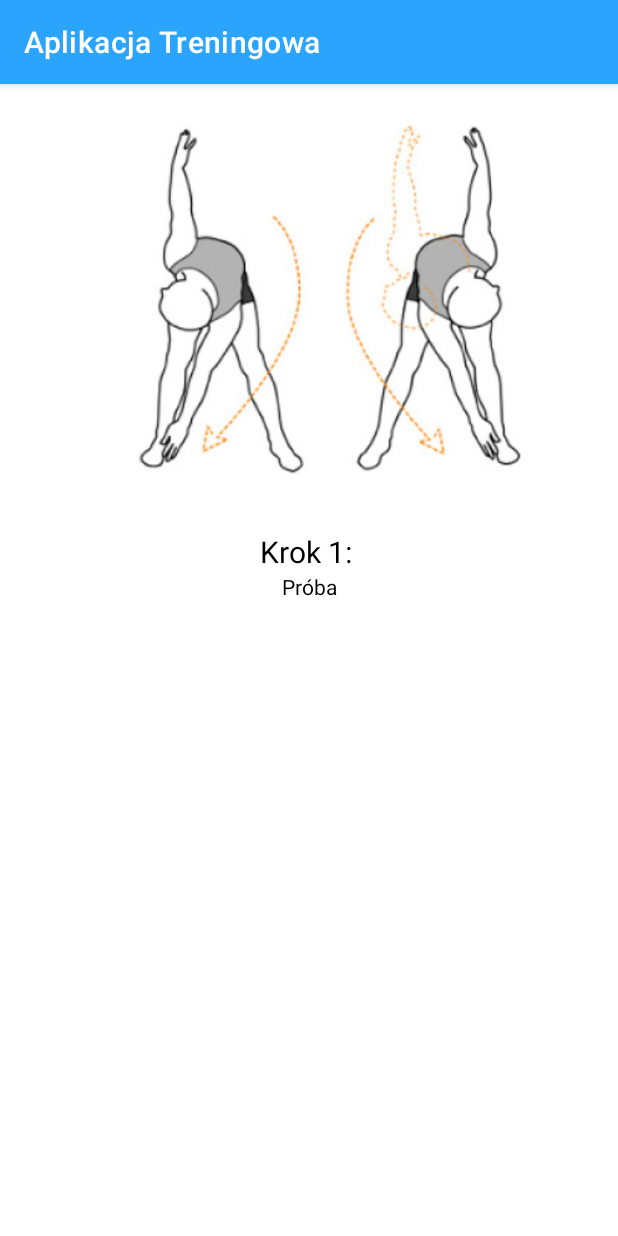
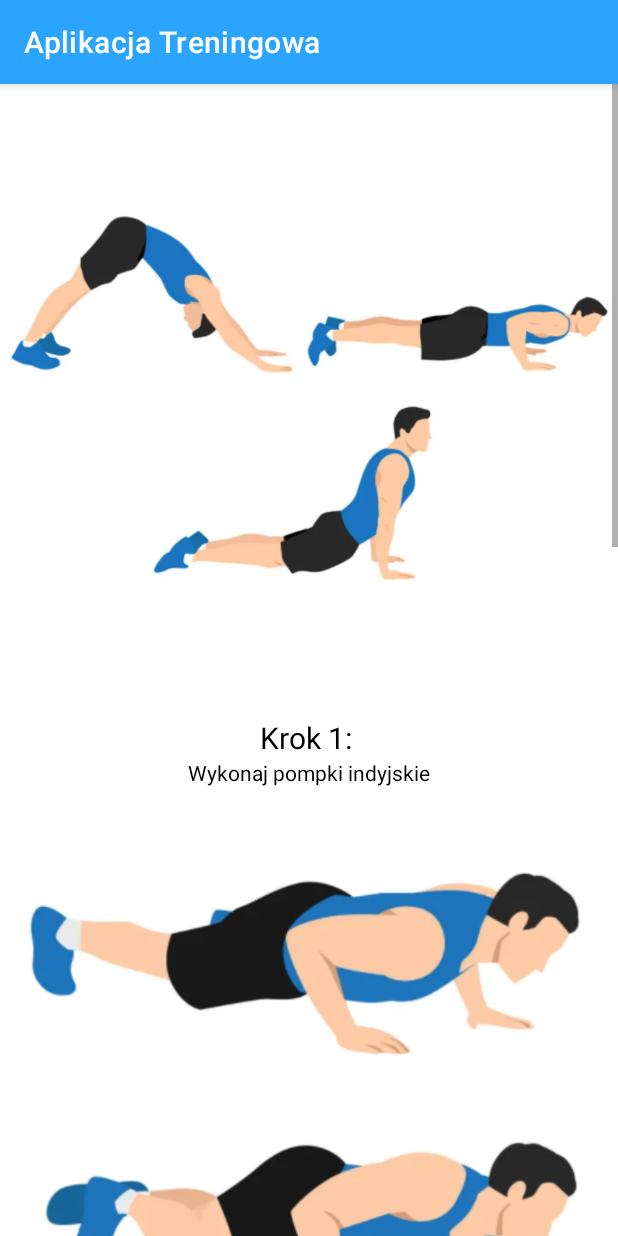
Before and after one commit to Rolfer150/reposprojekt, an Android app: the Ramiona screen opened directly, with no data from a screen before it, on a phone screen of 412 x 824 dp. Run offline under Robolectric (Android 15) with nearby library versions, the phone set to English and light mode, and no system bars.

Commit message:
ramiona v1

```diff
--- a/app/src/main/res/layout/activity_ramiona.xml
+++ b/app/src/main/res/layout/activity_ramiona.xml
@@ -13,7 +13,7 @@
         <ImageView
             android:layout_width="match_parent"
             android:layout_height="wrap_content"
-            android:src="@drawable/rozciaganie1" />
+            android:src="@drawable/pompki_indyjskie" />
 
         <TextView
             android:layout_width="match_parent"
@@ -25,7 +25,64 @@
         <TextView
             android:layout_width="match_parent"
             android:layout_height="wrap_content"
-            android:text="Próba"
+            android:text="Wykonaj pompki indyjskie"
+            android:textAlignment="center"
+            android:textColor="@color/black"/>
+
+        <ImageView
+            android:layout_width="match_parent"
+            android:layout_height="wrap_content"
+            android:src="@drawable/pompki_spidermana" />
+
+        <TextView
+            android:layout_width="match_parent"
+            android:layout_height="wrap_content"
+            android:text="Krok 2: "
+            android:textSize="20dp"
+            android:textAlignment="center"
+            android:textColor="@color/black"/>
+        <TextView
+            android:layout_width="match_parent"
+            android:layout_height="wrap_content"
+            android:text="Wykonaj pompki spidermana"
+            android:textAlignment="center"
+            android:textColor="@color/black"/>
+
+        <ImageView
+            android:layout_width="match_parent"
+            android:layout_height="wrap_content"
+            android:src="@drawable/pompki_waski" />
+
+        <TextView
+            android:layout_width="match_parent"
+            android:layout_height="wrap_content"
+            android:text="Krok 3: "
+            android:textSize="20dp"
+            android:textAlignment="center"
+            android:textColor="@color/black"/>
+        <TextView
+            android:layout_width="match_parent"
+            android:layout_height="wrap_content"
+            android:text="Wykonaj pompki wąskie"
+            android:textAlignment="center"
+            android:textColor="@color/black"/>
+
+        <ImageView
+            android:layout_width="match_parent"
+            android:layout_height="wrap_content"
+            android:src="@drawable/dipy_na_krzesle" />
+
+        <TextView
+            android:layout_width="match_parent"
+            android:layout_height="wrap_content"
+            android:text="Krok 4: "
+            android:textSize="20dp"
+            android:textAlignment="center"
+            android:textColor="@color/black"/>
+        <TextView
+            android:layout_width="match_parent"
+            android:layout_height="wrap_content"
+            android:text="Wykonaj dipy na krześle"
             android:textAlignment="center"
             android:textColor="@color/black"/>
 
```
